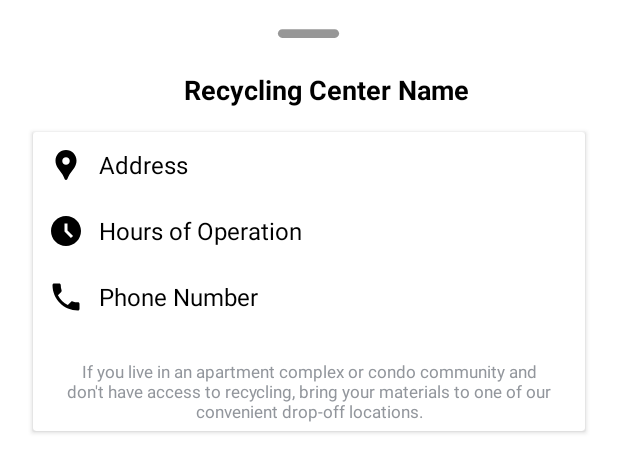
After one commit to Wiscarlens/Green-Works-Orlando, an Android app: the layout map_bottom_dialog.xml on its own in the app's theme, with its tools: preview values and no code run, on a phone screen of 412 x 824 dp. The commit adds this screen. Shown: the top 472 px of the screen. Run offline under Robolectric (Android 15) with nearby library versions, the phone set to English and light mode, and no system bars.

Commit message:
Polishing map UI Element

```diff
--- a/app/src/main/java/com/orlando/greenworks/HomeFragment.java
+++ b/app/src/main/java/com/orlando/greenworks/HomeFragment.java
@@ -317,8 +317,6 @@ public class HomeFragment extends Fragment {
                         "batteries"
                 ));
 
-
-
         itemAdapter = new ItemAdapter(itemList, getContext());
         recyclerView.setLayoutManager(new LinearLayoutManager(getContext(), LinearLayoutManager.HORIZONTAL, false));
         recyclerView.setAdapter(itemAdapter);
--- /dev/null
+++ b/app/src/main/res/drawable/baseline_access_time_filled_24.xml
@@ -0,0 +1,5 @@
+<vector xmlns:android="http://schemas.android.com/apk/res/android" android:height="24dp" android:tint="#000000" android:viewportHeight="24" android:viewportWidth="24" android:width="24dp">
+
+    <path android:fillColor="@android:color/white" android:pathData="M11.99,2C6.47,2 2,6.48 2,12s4.47,10 9.99,10C17.52,22 22,17.52 22,12S17.52,2 11.99,2zM15.29,16.71L11,12.41V7h2v4.59l3.71,3.71L15.29,16.71z"/>
+
+</vector>
--- /dev/null
+++ b/app/src/main/res/drawable/dialog_shape.xml
@@ -0,0 +1,15 @@
+<?xml version="1.0" encoding="utf-8"?>
+<shape
+    xmlns:android="http://schemas.android.com/apk/res/android">
+
+    <solid
+        android:color="@color/white"/>
+    <corners
+        android:topLeftRadius="40dp"
+        android:topRightRadius="40dp"/>
+    <padding
+        android:left="10dp"
+        android:right="10dp"
+        android:top="10dp"
+        android:bottom="10dp"/>
+</shape>
--- /dev/null
+++ b/app/src/main/res/drawable/ic_round_remove_24.xml
@@ -0,0 +1,8 @@
+<vector
+    android:height="24dp"
+    android:tint="#979797"
+    android:viewportHeight="24" android:viewportWidth="24"
+    android:width="24dp" xmlns:android="http://schemas.android.com/apk/res/android">
+    <path
+        android:fillColor="@android:color/white" android:pathData="M18,13H6c-0.55,0 -1,-0.45 -1,-1s0.45,-1 1,-1h12c0.55,0 1,0.45 1,1s-0.45,1 -1,1z"/>
+</vector>
--- /dev/null
+++ b/app/src/main/res/layout/map_bottom_dialog.xml
@@ -0,0 +1,142 @@
+<?xml version="1.0" encoding="utf-8"?>
+<LinearLayout xmlns:android="http://schemas.android.com/apk/res/android"
+    android:layout_width="match_parent"
+    android:layout_height="match_parent"
+    xmlns:tools="http://schemas.android.com/tools"
+    android:orientation="vertical"
+    android:background="@drawable/dialog_shape">
+
+    <ImageView
+        android:layout_width="70dp"
+        android:layout_height="wrap_content"
+        android:layout_gravity="center|top"
+        android:contentDescription="Holder"
+        android:scaleType="centerCrop"
+        android:src="@drawable/ic_round_remove_24"
+        tools:ignore="ImageContrastCheck" />
+    <TextView
+        android:id="@+id/recyclingCenterName"
+        android:layout_width="wrap_content"
+        android:layout_height="wrap_content"
+        android:textAlignment="center"
+        android:text="@string/recycling_center_name"
+        android:padding="8dp"
+        android:textColor="@color/black"
+        android:textSize="18sp"
+        android:textStyle="bold"
+        android:layout_gravity="center"
+        android:layout_marginTop="5dp"
+        android:layout_marginStart="12dp"/>
+
+    <androidx.cardview.widget.CardView
+        android:layout_width="match_parent"
+        android:layout_height="wrap_content"
+        android:layout_marginTop="8dp"
+        android:layout_gravity="center"
+        android:layout_marginStart="12dp"
+        android:layout_marginEnd="12dp">
+
+       <LinearLayout
+           android:layout_width="match_parent"
+           android:layout_height="match_parent"
+           android:orientation="vertical">
+
+           <LinearLayout
+               android:layout_width="match_parent"
+               android:layout_height="wrap_content"
+               android:orientation="horizontal"
+               android:gravity="center_vertical">
+
+               <ImageView
+                   android:layout_width="wrap_content"
+                   android:layout_height="wrap_content"
+                   android:src="@drawable/baseline_location_pin_24"
+                   android:layout_marginStart="10dp"
+                   android:layout_marginTop="10dp"
+                   android:layout_marginBottom="10dp"
+                   android:contentDescription="@string/location_icon"/>
+
+               <TextView
+                   android:id="@+id/recyclingCenterAddress"
+                   android:layout_width="wrap_content"
+                   android:layout_height="wrap_content"
+                   android:text="@string/address"
+                   android:textSize="16sp"
+                   android:textColor="@color/black"
+                   android:layout_marginStart="10dp" />
+
+           </LinearLayout>
+
+           <LinearLayout
+               android:layout_width="match_parent"
+               android:layout_height="wrap_content"
+               android:orientation="horizontal"
+               android:gravity="center_vertical">
+
+               <ImageView
+                   android:layout_width="wrap_content"
+                   android:layout_height="wrap_content"
+                   android:src="@drawable/baseline_access_time_filled_24"
+                   android:layout_marginStart="10dp"
+                   android:layout_marginTop="10dp"
+                   android:layout_marginBottom="10dp"
+                   android:contentDescription="@string/clock_icon"/>
+
+               <TextView
+                   android:id="@+id/recyclingCenterHours"
+                   android:layout_width="wrap_content"
+                   android:layout_height="wrap_content"
+                   android:text="@string/hours_of_operation"
+                   android:textSize="16sp"
+                   android:textColor="@color/black"
+                   android:layout_marginStart="10dp"
+                   android:layout_marginTop="10dp"
+                   android:layout_marginBottom="10dp"/>
+
+           </LinearLayout>
+
+           <LinearLayout
+               android:layout_width="match_parent"
+               android:layout_height="wrap_content"
+               android:orientation="horizontal"
+               android:gravity="center_vertical">
+
+               <ImageView
+                   android:layout_width="wrap_content"
+                   android:layout_height="wrap_content"
+                   android:src="@drawable/baseline_phone_24"
+                   android:layout_marginStart="10dp"
+                   android:layout_marginTop="10dp"
+                   android:layout_marginBottom="10dp"
+                   android:contentDescription="@string/phone_icon"/>
+
+               <TextView
+                   android:id="@+id/recyclingCenterPhone"
+                   android:layout_width="wrap_content"
+                   android:layout_height="wrap_content"
+                   android:text="@string/phone_number"
+                   android:textSize="16sp"
+                   android:textColor="@color/black"
+                   android:layout_marginStart="10dp"
+                   android:layout_marginTop="10dp"
+                   android:layout_marginBottom="10dp"/>
+
+           </LinearLayout>
+
+           <TextView
+               android:layout_width="wrap_content"
+               android:layout_height="wrap_content"
+                android:text="If you live in an apartment complex or condo community and don't have access to recycling, bring your materials to one of our convenient drop-off locations."
+                android:textColor="@color/gray"
+               android:textSize="11sp"
+               android:textAlignment="center"
+               android:layout_marginStart="10dp"
+               android:layout_marginEnd="10dp"
+               android:layout_marginTop="20dp"
+               android:layout_marginBottom="5dp"/>
+
+       </LinearLayout>
+
+    </androidx.cardview.widget.CardView>
+
+</LinearLayout>
--- a/app/src/main/res/values/strings.xml
+++ b/app/src/main/res/values/strings.xml
@@ -94,4 +94,9 @@
     <string name="exit">Exit</string>
     <string name="dispose">Dispose</string>
     <string name="badge_title">Badge Title</string>
+    <string name="recycling_center_name">Recycling Center Name</string>
+    <string name="location_icon">Location Icon</string>
+    <string name="hours_of_operation">Hours of Operation</string>
+    <string name="clock_icon">Clock Icon</string>
+    <string name="phone_icon">Phone Icon</string>
 </resources>
--- a/app/src/main/res/values/styles.xml
+++ b/app/src/main/res/values/styles.xml
@@ -1,8 +1,8 @@
 <?xml version="1.0" encoding="utf-8"?>
 <resources>
     <style name="DialogAnimation">
-        <item name="android:windowEnterAnimation">@android:anim/slide_in_left</item>
-        <item name="android:windowExitAnimation">@android:anim/slide_out_right</item>
+        <item name="android:windowEnterAnimation">@anim/slide_in_bottom</item>
+        <item name="android:windowExitAnimation">@anim/slide_out_bottom</item>
     </style>
 
     <style name="CustomButton" parent="Widget.AppCompat.Button">
```
Also changed, not shown: app/src/main/java/com/orlando/greenworks/Badge.java (+10 -0 lines), app/src/main/java/com/orlando/greenworks/MapFragment.java (+69 -43 lines), app/src/main/java/com/orlando/greenworks/RecyclingCenter.java (added, +82 -0 lines), app/src/main/res/anim/slide_in_bottom.xml (added, +7 -0 lines), app/src/main/res/anim/slide_out_bottom.xml (added, +7 -0 lines), app/src/main/res/layout/fragment_home.xml (+5 -14 lines), app/src/main/res/layout/fragment_map.xml (+56 -44 lines), app/src/main/res/drawable/batteries.jpg (renamed from app/src/main/res/drawable/batterie.jpg).
